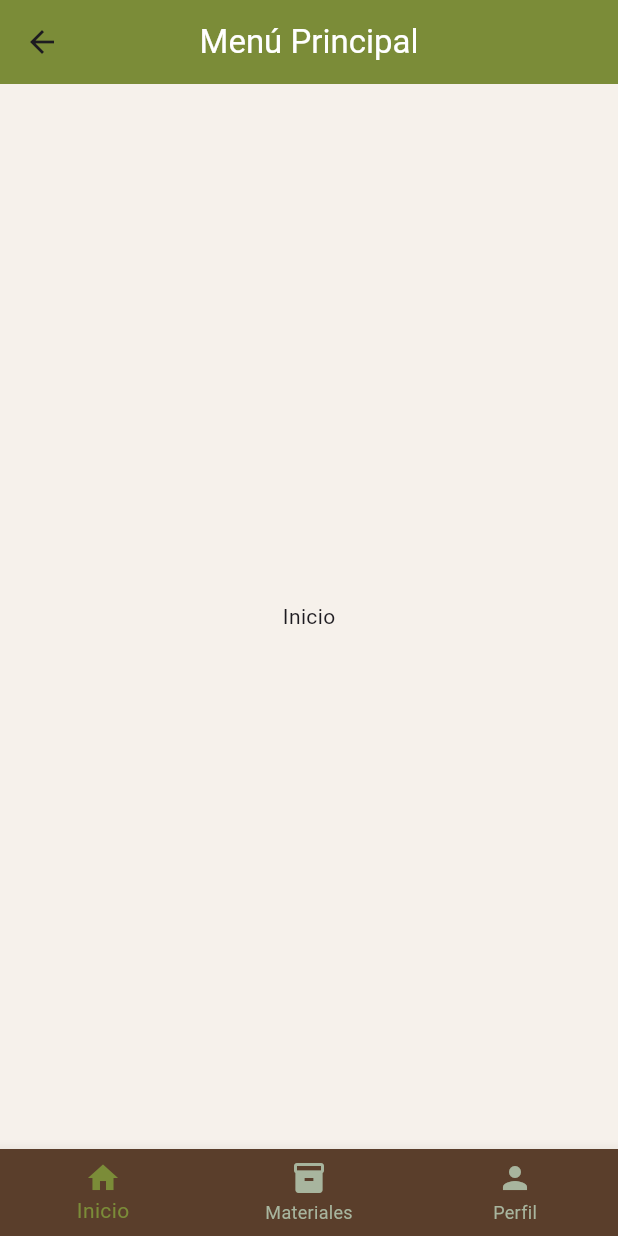
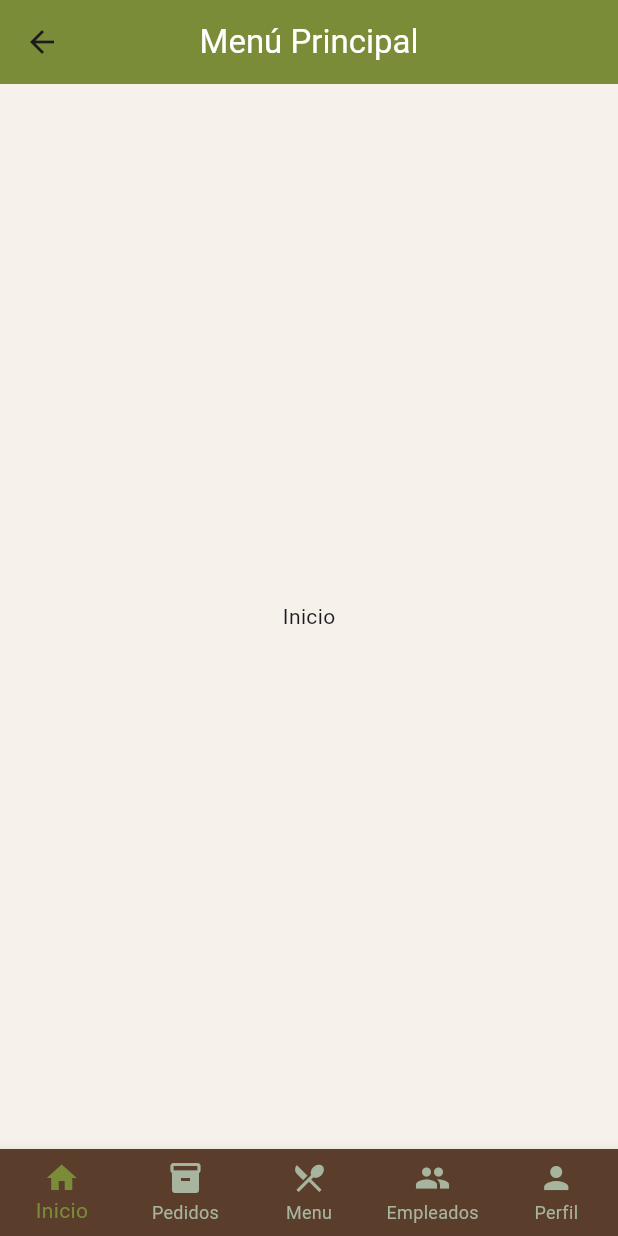
Before and after one commit to baldy777/front_restaurante_apk, a Flutter app: the Navbar screen opened by its route, on a phone screen of 412 x 824 dp. Run offline on Flutter 3.47's test engine with Material 3 defaults, Android fonts, the phone set to English and light mode, and no system bars; Roboto replaces fonts that are missing (arial).

Commit message:
feat: adicion de opciones de enrutamiento en navbar

```diff
--- a/lib/components/navbar.dart
+++ b/lib/components/navbar.dart
@@ -13,7 +13,9 @@ class _NavbarState extends State<Navbar> {
 
   final List<Widget> _pages = [
     const Center(child: Text('Inicio')),
-    const Center(child: Text('Materiales')),
+    const Center(child: Text('Pedidos')),
+    const Center(child: Text('Menu')),
+    const Center(child: Text('Empleados')),
     const Center(child: Text('Perfil')),
   ];
 
@@ -49,7 +51,9 @@ class _NavbarState extends State<Navbar> {
         type: BottomNavigationBarType.fixed,
         items: const [
           BottomNavigationBarItem(icon: Icon(Icons.home), label: 'Inicio'),
-          BottomNavigationBarItem(icon: Icon(Icons.inventory), label: 'Materiales'),
+          BottomNavigationBarItem(icon: Icon(Icons.inventory), label: 'Pedidos'),
+          BottomNavigationBarItem(icon: Icon(Icons.restaurant_menu), label: 'Menu'),
+          BottomNavigationBarItem(icon: Icon(Icons.group), label: 'Empleados'),
           BottomNavigationBarItem(icon: Icon(Icons.person), label: 'Perfil'),
         ],
       ),
```
Also changed, not shown: lib/pages/productos/menu.dart (added, +15 -0 lines).
